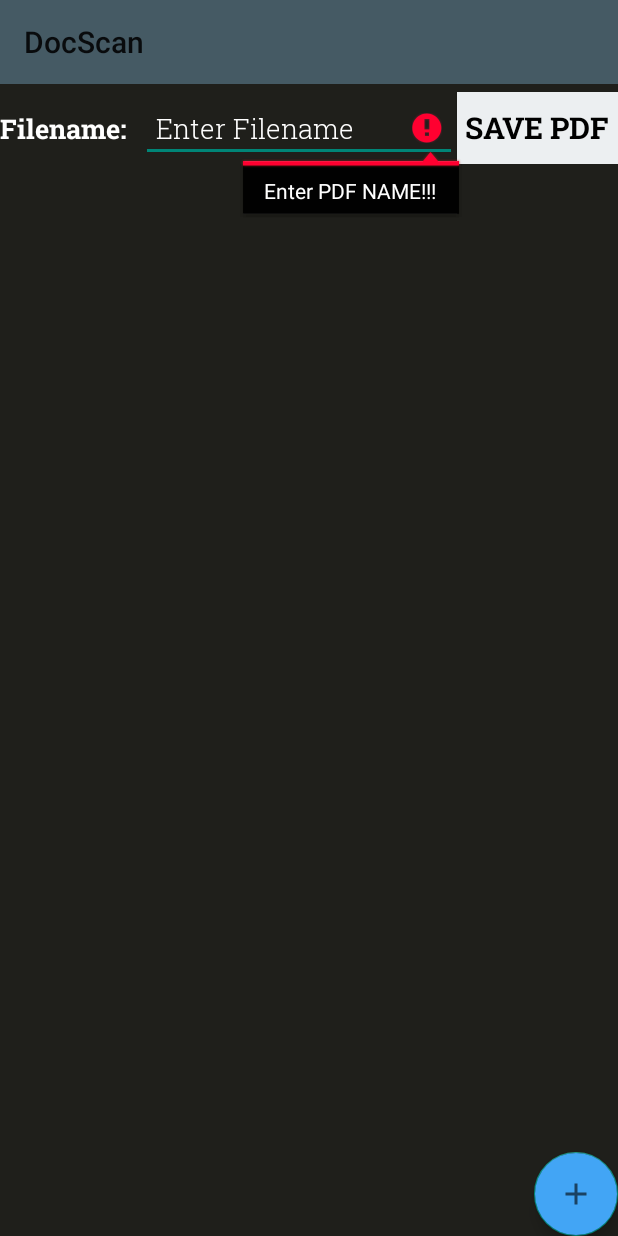
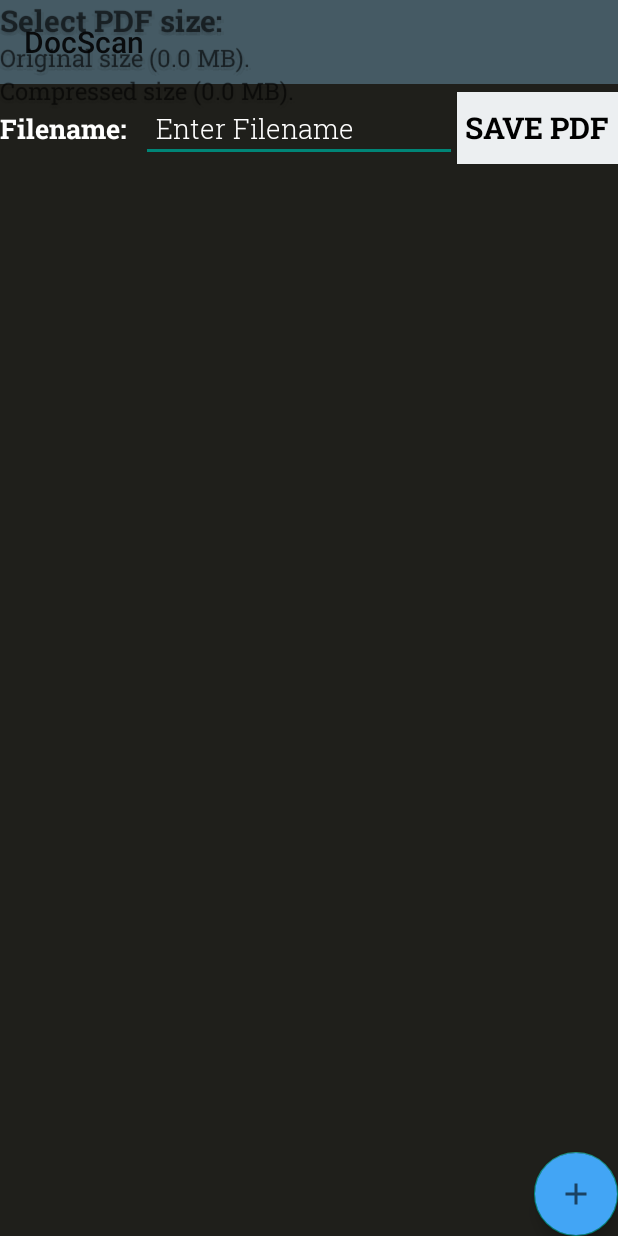
Before and after one commit to amovar18/DocScan, an Android app: the captured_image_display screen opened directly, with no data from a screen before it, after a tap on "SAVE PDF", on a phone screen of 412 x 824 dp. Run offline under Robolectric (Android 15) with nearby library versions, the phone set to English and light mode, and no system bars; our stand-ins replace RxJava.

Commit message:
14th commit -added fileSize selection

```diff
--- /dev/null
+++ b/app/src/main/java/com/DocScan/PopupClass.java
@@ -0,0 +1,81 @@
+package com.DocScan;
+
+import android.graphics.Bitmap;
+import android.graphics.BitmapFactory;
+import android.graphics.drawable.BitmapDrawable;
+import android.view.Gravity;
+import android.view.LayoutInflater;
+import android.view.View;
+import android.widget.Button;
+import android.widget.LinearLayout;
+import android.widget.PopupWindow;
+import android.widget.TextView;
+
+import java.io.File;
+
+public class PopupClass {
+    private  datastore ds=new datastore();
+
+    int value_to_be_returned=0;
+    public int showPopupWindow(final View view, double[] size) {
+
+        //Create a View object yourself through inflater
+        LayoutInflater inflater = (LayoutInflater) view.getContext().getSystemService(view.getContext().LAYOUT_INFLATER_SERVICE);
+        View popupView = inflater.inflate(R.layout.select_pdf_size, null);
+
+        //Specify the length and width through constants
+        int width = LinearLayout.LayoutParams.MATCH_PARENT;
+        int height = LinearLayout.LayoutParams.MATCH_PARENT;
+
+        //Make Inactive Items Outside Of PopupWindow
+        boolean focusable = true;
+
+        //Create a window with our parameters
+        final PopupWindow popupWindow = new PopupWindow(popupView, width, height, focusable);
+
+        //Set the location of the window on the screen
+        popupWindow.showAtLocation(view, Gravity.CENTER, 0, 0);
+
+        //Initialize the elements of our window, install the handler
+
+        TextView size_original = popupView.findViewById(R.id.original_size);
+        TextView size_reduced = popupView.findViewById(R.id.reduced_size);
+        String original = "Original size ("+size[0]+" MB).";
+        String reduced = "Compressed size ("+size[1]+" MB).";
+        size_original.setText(original);
+        size_reduced.setText(reduced);
+        size_original.setOnClickListener(new View.OnClickListener() {
+            @Override
+            public void onClick(View view) {
+                value_to_be_returned=1;
+            }
+        });
+        size_reduced.setOnClickListener(new View.OnClickListener() {
+            @Override
+            public void onClick(View view) {
+                value_to_be_returned=2;
+            }
+        });
+        return value_to_be_returned;
+        //Handler for clicking on the inactive zone of the window
+    }
+    public double[] get_size_file(){
+        double original_pdf_size=0.0,reduced_pdf_size=0.0;
+        int init_size=0,original_size=0;
+        for(int i=0;i<ds.getSize();i++) {
+            Bitmap bitmap = BitmapFactory.decodeFile(new File(ds.getImage_path() + "/" + ds.getFilename(i)).toString());
+            bitmap.reconfigure(bitmap.getWidth(),bitmap.getHeight(), Bitmap.Config.RGB_565);
+            original_size=original_size+bitmap.getAllocationByteCount();
+            bitmap.reconfigure(bitmap.getWidth(),bitmap.getHeight(), Bitmap.Config.ARGB_8888);
+            init_size=init_size+bitmap.getAllocationByteCount();
+            bitmap.recycle();
+        }
+        original_pdf_size=original_size/(1024*1024);
+        reduced_pdf_size=reduced_pdf_size/(1024*1024);
+        double[] sizes=new double[2];
+        sizes[0]=original_pdf_size;
+        sizes[1]=reduced_pdf_size;
+        return sizes;
+    }
+
+}
--- a/app/src/main/java/com/DocScan/captured_image_adapter.java
+++ b/app/src/main/java/com/DocScan/captured_image_adapter.java
@@ -48,6 +48,7 @@ public class captured_image_adapter extends RecyclerView.Adapter<captured_image_
     }
 
     // Create new views (invoked by the layout manager)
+    @NonNull
     @Override
     public imageViewHolder onCreateViewHolder(ViewGroup parent, int viewType) {
         LayoutInflater inflater = LayoutInflater.from(parent.getContext());
--- a/app/src/main/java/com/DocScan/captured_image_display.java
+++ b/app/src/main/java/com/DocScan/captured_image_display.java
@@ -21,8 +21,13 @@ import android.view.View;
 import android.view.WindowManager;
 import android.widget.Button;
 import android.widget.EditText;
+import android.widget.PopupWindow;
 import android.widget.ProgressBar;
+import android.widget.Toast;
+
 import androidx.appcompat.widget.Toolbar;
+
+import com.DocScan.helpers.ScannerConstants;
 import com.google.android.material.floatingactionbutton.FloatingActionButton;
 import java.io.File;
 import java.io.FileOutputStream;
@@ -30,16 +35,24 @@ import java.io.IOException;
 import java.util.ArrayList;
 import java.util.Collections;
 
+import io.reactivex.Observable;
+import io.reactivex.android.schedulers.AndroidSchedulers;
+import io.reactivex.disposables.CompositeDisposable;
+import io.reactivex.schedulers.Schedulers;
+
 public class captured_image_display extends AppCompatActivity {
-    FloatingActionButton floatingActionButton;
-    datastore ds=new datastore();
-    RecyclerView recyclerView;
-    Toolbar toolbar;
-    RecyclerView.Adapter adapter;
-    ProgressBar progressBar;
-    Button start_saving;
-    EditText filename;
-    ArrayList<String> dataSet=ds.getAllData();
+    private FloatingActionButton floatingActionButton;
+    private PopupClass popupClass=new PopupClass();
+    private datastore ds=new datastore();
+    private RecyclerView recyclerView;
+    private Toolbar toolbar;
+    private double[] file_sizes= new double[2];
+    private RecyclerView.Adapter adapter;
+    private ProgressBar progressBar;
+    private Button start_saving;
+    private EditText filename;
+    protected CompositeDisposable disposable = new CompositeDisposable();
+    private ArrayList<String> dataSet=ds.getAllData();
     @Override
     protected void onCreate(Bundle savedInstanceState) {
         super.onCreate(savedInstanceState);
@@ -91,6 +104,35 @@ public class captured_image_display extends AppCompatActivity {
     private View.OnClickListener save_pdf=new View.OnClickListener() {
         @Override
         public void onClick(View view) {
+            disposable.add(
+                    Observable.fromCallable(() -> {
+                        file_sizes=popupClass.get_size_file();
+                        return  false;
+                    })
+                            .subscribeOn(Schedulers.io())
+                            .observeOn(AndroidSchedulers.mainThread())
+                            .subscribe((result) -> {
+                                int config=popupClass.showPopupWindow(view,file_sizes);
+                                if(config==1){
+                                    save_to_pdf(Bitmap.Config.ARGB_8888);
+                                }else if(config==2){
+                                    save_to_pdf(Bitmap.Config.RGB_565);
+                                }else{
+                                    Toast.makeText(captured_image_display.this, "Please select size of PDF:", Toast.LENGTH_SHORT).show();
+                                }
+                            })
+            );
+
+        }
+    };
+
+    @Override
+    protected void onResume() {
+        super.onResume();
+        floatingActionButton.bringToFront();
+        adapter.notifyDataSetChanged();
+    }
+    public void save_to_pdf(Bitmap.Config config) {
         if(filename.getText().toString().isEmpty()){
             filename.setError("Enter PDF NAME!!!");
         }else if(ds.getSize()<=0){
@@ -114,6 +156,7 @@ public class captured_image_display extends AppCompatActivity {
             PdfDocument document = new PdfDocument();
             for(int i=0;i<ds.getSize();i++){
                 Bitmap bitmap= BitmapFactory.decodeFile(new File(ds.getImage_path()+"/"+ds.getFilename(i)).toString());
+                bitmap.reconfigure(bitmap.getWidth(),bitmap.getHeight(),config);
                 pageInfo=new PdfDocument.PageInfo.Builder(bitmap.getWidth(),bitmap.getHeight(),(i+1)).create();
                 PdfDocument.Page page = document.startPage(pageInfo);
 
@@ -150,12 +193,4 @@ public class captured_image_display extends AppCompatActivity {
             finish();
         }
     }
-    };
-
-    @Override
-    protected void onResume() {
-        super.onResume();
-        floatingActionButton.bringToFront();
-        adapter.notifyDataSetChanged();
 }
-}
--- /dev/null
+++ b/app/src/main/res/layout/select_pdf_size.xml
@@ -0,0 +1,25 @@
+<?xml version="1.0" encoding="utf-8"?>
+<LinearLayout
+    xmlns:android="http://schemas.android.com/apk/res/android"
+    android:layout_width="match_parent"
+    android:layout_height="match_parent"
+    android:orientation="vertical">
+    <TextView
+        android:textSize="20sp"
+        android:layout_width="wrap_content"
+        android:layout_height="wrap_content"
+        android:fontFamily="@font/roboto_slab_bold"
+        android:text="@string/select_pdf_size"/>
+    <TextView
+        android:textSize="16sp"
+        android:fontFamily="@font/roboto_slab"
+        android:layout_width="wrap_content"
+        android:layout_height="wrap_content"
+        android:id="@+id/original_size"/>
+    <TextView
+        android:textSize="16sp"
+        android:fontFamily="@font/roboto_slab"
+        android:layout_width="wrap_content"
+        android:layout_height="wrap_content"
+        android:id="@+id/reduced_size"/>
+</LinearLayout>
--- a/app/src/main/res/values/strings.xml
+++ b/app/src/main/res/values/strings.xml
@@ -20,4 +20,5 @@
     <string name="main_image_display">Main Image Display</string>
     <string name="proceed">Proceed</string>
     <string name="theme">Dark Theme</string>
+    <string name="select_pdf_size">Select PDF size:</string>
 </resources>
```
Also changed, not shown: app/src/main/java/com/DocScan/cropper.java (+3 -9 lines). Lines whose indentation alone changed are shown as unchanged.
